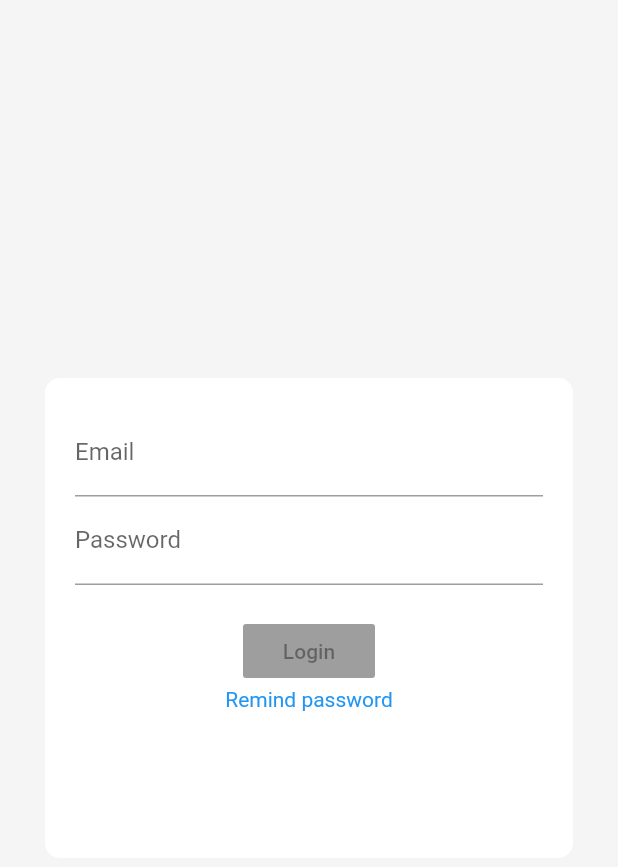
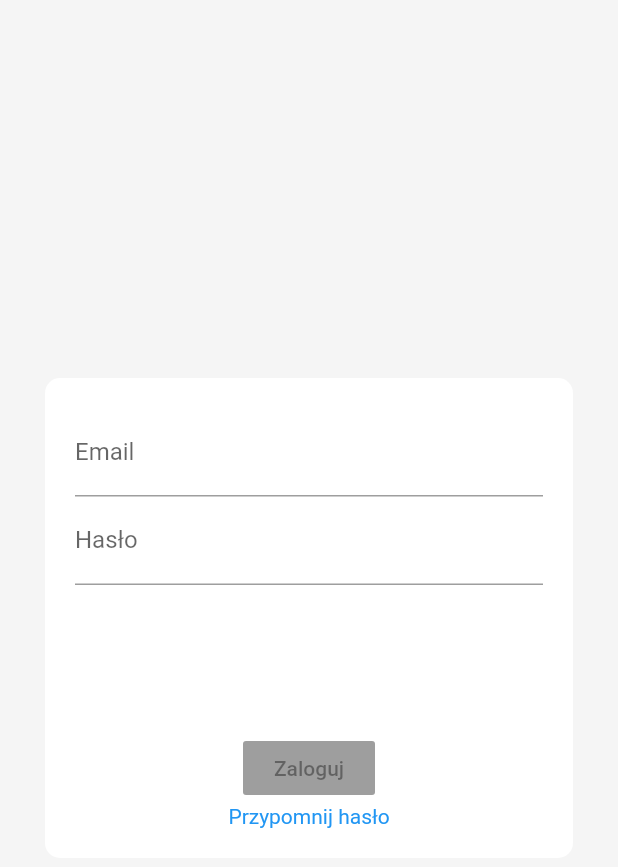
Before and after one commit to DominikMroczkowski/skautex-mobile, a Flutter app: the screen it shows after launch, on a phone screen of 412 x 824 dp. Shown: the top 867 px of the screen. Run offline on Flutter 3.47's test engine with Material 2 defaults, Android fonts, the phone set to English and light mode, and no system bars; our stand-ins replace rxdart.

Commit message:
Add login bloc

```diff
--- /dev/null
+++ b/lib/src/blocs/login/login.dart
@@ -0,0 +1,27 @@
+import 'dart:async';
+import 'validate.dart';
+import 'package:rxdart/rxdart.dart';
+import 'provider.dart';
+export 'provider.dart';
+
+class LoginBloc with Validate {
+	final _email = BehaviorSubject<String>();
+	final _password = BehaviorSubject<String>();
+
+	Stream<String> get email => _email.stream.transform(validateEmail);
+	Stream<String> get password => _password.stream.transform(validatePassword);
+	Stream<bool> get submitValid => Rx.combineLatest2(email, password, (e, p) => true);
+
+	Function(String) get changeEmail => _email.sink.add;
+	Function(String) get changePassword => _password.sink.add;
+
+	submit() {
+		final validEmail = _email.value;
+		final validPassword = _password.value;
+	}
+
+	dispose() {
+		_email.close();
+		_password.close();
+	}
+}
--- /dev/null
+++ b/lib/src/blocs/login/provider.dart
@@ -0,0 +1,16 @@
+import 'package:flutter/material.dart';
+import 'login.dart';
+
+class Provider extends InheritedWidget {
+	final login = LoginBloc();
+
+	Provider({Key key, Widget child})
+		: super(key: key, child: child);
+
+	bool updateShouldNotify(_) => true;
+
+	static LoginBloc of(BuildContext context) {
+		return (context.inheritFromWidgetOfExactType(Provider) as Provider).login;
+	}
+
+}
--- a/lib/src/main.dart
+++ b/lib/src/main.dart
@@ -1,12 +1,13 @@
 import 'package:flutter/material.dart';
 import 'screens/login.dart' as screens;
+import 'blocs/login/login.dart' as login_bloc;
 
 class App extends StatelessWidget {
 	Widget build(context) {
 		return MaterialApp(
 			title: 'Skautex',
 			home: Scaffold(
-				body: screens.Login()
+				body: login_bloc.Provider(child: screens.Login())
 			)
 		);
 	}
--- a/lib/src/screens/login.dart
+++ b/lib/src/screens/login.dart
@@ -1,14 +1,17 @@
 import 'package:flutter/material.dart';
+import '../blocs/login/login.dart';
 
 class Login extends StatelessWidget {
 
 	Widget build(context) {
+		final bloc = Provider.of(context);
+
 		return SafeArea(
-			child: mainNode()
+			child: mainNode(bloc)
 		);
 	}
 
-	Widget mainNode() {
+	Widget mainNode(LoginBloc bloc) {
 		return Container(
       			decoration: BoxDecoration(color: Colors.grey[100]),
 			padding: EdgeInsets.fromLTRB(30.0, 0.0, 30.0, 0.0),
@@ -18,10 +21,12 @@ class Login extends StatelessWidget {
 				constraints: BoxConstraints(maxHeight: 320),
 				child: Column(
 					children: [
-						emailField(),
-						passwordField(),
-						Container(margin: EdgeInsets.only(top: 20.0)),
-						submitButton(),
+						emailField(bloc),
+						passwordField(bloc),
+						Expanded(
+							child: Container(margin: EdgeInsets.only(top: 20.0))
+						),
+						submitButton(bloc),
 						forgetPassword()
 					]
 				),
@@ -33,30 +38,51 @@ class Login extends StatelessWidget {
 		);
 	}
 
-	Widget emailField() {
+	Widget emailField(LoginBloc bloc) {
+		return StreamBuilder(
+			stream: bloc.email,
+			builder: (context, snapshot) {
 				return TextField(
+					onChanged: bloc.changeEmail,
 					keyboardType: TextInputType.emailAddress,
 					decoration: InputDecoration(
 						hintText: 'simple@example.com',
 						labelText: 'Email',
+						errorText: snapshot.error
+					)
+				);
+			}
+		);
+	}
+
+	Widget passwordField(LoginBloc bloc) {
+		return StreamBuilder(
+			stream: bloc.password,
+			builder: (context, snapshot) {
+				return TextField(
+					onChanged: bloc.changePassword,
+					obscureText: true,
+					decoration: InputDecoration(
+						hintText: '********',
+						labelText: 'Hasło',
+						errorText: snapshot.error
 					)
 				);
 			}
 
-	Widget passwordField() {
-		return TextField(
-			keyboardType: TextInputType.emailAddress,
-			decoration: InputDecoration(
-				hintText: 'password',
-				labelText: 'Password',
-			)
 		);
 	}
 
-	Widget submitButton() {
+	Widget submitButton(LoginBloc bloc) {
+		return StreamBuilder(
+			stream: bloc.submitValid,
+			builder: (context, snapshot) {
 				return RaisedButton(
-			child: Text('Login'),
+					child: Text('Zaloguj'),
 					color: Colors.blue,
+					onPressed: snapshot.hasData ? bloc.submit : null
+				);
+			}
 		);
 	}
 
@@ -65,7 +91,7 @@ class Login extends StatelessWidget {
   			onTap: () {
      			},
      			child: new Text(
-				"Remind password",
+				"Przypomnij hasło",
 				style: TextStyle(color: Colors.blue)
 			)
  		);
```
Also changed, not shown: lib/src/blocs/login/validate.dart (added, +29 -0 lines). Lines whose indentation alone changed are shown as unchanged.
